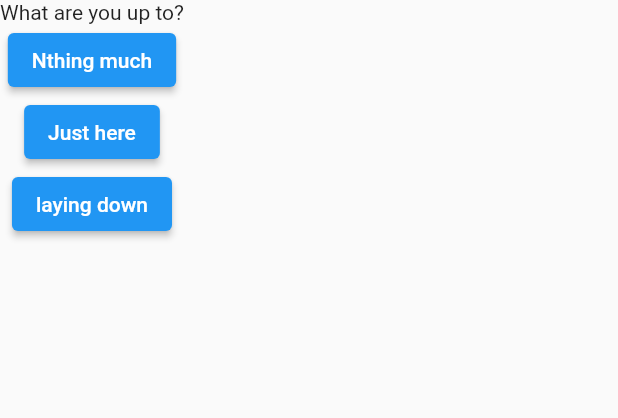
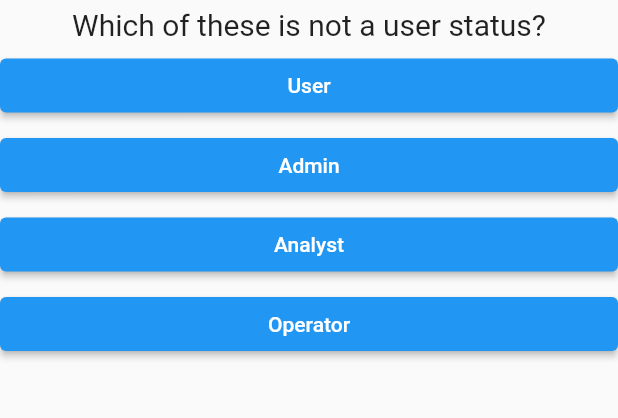
Before and after one commit to talented-vicky/quiz_app, a Flutter app: the screen it shows after launch, on a phone screen of 412 x 824 dp, the part 84-502 px from its top. Run offline on Flutter 3.47's test engine with Material 2 defaults, Android fonts, the phone set to English and light mode, and no system bars.

Commit message:
created widgets for questions, answers and the quiz itself for code readability

```diff
--- /dev/null
+++ b/lib/answer.dart
@@ -0,0 +1,20 @@
+import 'package:flutter/material.dart';
+
+class Answer extends StatelessWidget {
+  final Function answerCall;
+  final String answer;
+  // use final (a runtime const) if it won't change after it's initValue is given
+  // i.e from the point of time when the program runs/executes
+  const Answer({super.key, required this.answerCall, required this.answer});
+  // use const (a compiled time const) if the value is never changed {it implicitly
+  // (means runtime const and) turns the value to a const}
+
+  @override
+  Widget build(BuildContext context) {
+    return Container(
+      width: double.infinity,
+      margin: const EdgeInsets.only(bottom: 5),
+      child: ElevatedButton(onPressed: () => answerCall(), child: Text(answer)),
+    );
+  }
+}
--- a/lib/main.dart
+++ b/lib/main.dart
@@ -1,24 +1,59 @@
 import 'package:flutter/material.dart';
 
-// void main() {
-//   runApp(const MyApp());
-// } // function returns nth hence its type is void
+import 'package:quiz_app/quiz.dart';
+import 'package:quiz_app/result.dart';
 
 void main() => runApp(MyApp());
-
-// runApp prompts flutter to draw sth unto the screen and hence calls the
+// runApp prompts flutter to draw sth onto the screen and hence calls the
 // build function/method responsible for returning a new widget which will
 // be drawn onto the screen
-class MyApp extends StatelessWidget {
-  MyApp({super.key});
+
+class MyApp extends StatefulWidget {
+  const MyApp({super.key});
   // this is a constructor func & passing its params in {} make them optional
 
-  void answer() => print('Clicked on an answer');
-  var questions = ['What are you up to?', 'Are you coming over tonight?'];
-  var options = ['Nthing much', 'Just here', 'laying down'];
+  @override
+  State<StatefulWidget> createState() {
+    return _MyAppState();
+  }
+}
+
+class _MyAppState extends State<MyApp> {
+  var _questInt = 0;
+  final _questions = const [
+    {
+      'questHolder': 'Which of these is not a user status?',
+      'ansHolder': ['User', 'Admin', 'Analyst', 'Operator']
+    },
+    {
+      'questHolder': 'What day is independence',
+      'ansHolder': ['May 1st', 'July 4th', 'October 1st']
+    },
+    {
+      'questHolder': 'How is matter formed',
+      'ansHolder': [
+        'Big bang theory',
+        'From nothing',
+        'Atoms form them',
+        'From words'
+      ]
+    }
+  ];
+  @override
+  void _answer() {
+    setState(() {
+      _questInt += 1;
+    });
+    print('Clicked on an answer');
+  }
 
   @override
   Widget build(BuildContext context) {
+    // const stu = ['stuff', 'clash'];
+    // stu.add('new quiz question');
+
+    // var put = const ['check', 'blur', 'gonty'];
+    // put = ['faking', 'blackers'];
     return MaterialApp(
       debugShowCheckedModeBanner: false,
       home: Scaffold(
@@ -26,21 +61,13 @@ class MyApp extends StatelessWidget {
           title: const Text('Quiz App'),
           elevation: 0,
         ),
-        body: Column(children: [
-          Text(questions[0]),
-          ElevatedButton(
-            onPressed: () => answer(),
-            child: Text(options[0]),
-          ),
-          ElevatedButton(
-            onPressed: () => answer(),
-            child: Text(options[1]),
-          ),
-          ElevatedButton(
-            onPressed: () => answer(),
-            child: Text(options[2]),
-          ),
-        ]),
+        body: _questions.length > _questInt
+            ? Quiz(
+                dict: _questions,
+                counter: _questInt,
+                ans: _answer,
+              )
+            : const Result(),
       ),
     );
   }
--- /dev/null
+++ b/lib/question.dart
@@ -0,0 +1,18 @@
+import 'package:flutter/material.dart';
+
+class Question extends StatelessWidget {
+  final String quest;
+  const Question({super.key, required this.quest});
+
+  @override
+  Widget build(BuildContext context) {
+    return Container(
+      margin: const EdgeInsets.all(5),
+      alignment: Alignment.center,
+      child: Text(
+        quest,
+        style: const TextStyle(fontSize: 20),
+      ),
+    );
+  }
+}
--- /dev/null
+++ b/lib/quiz.dart
@@ -0,0 +1,28 @@
+import 'package:flutter/material.dart';
+
+import 'package:quiz_app/question.dart';
+import 'package:quiz_app/answer.dart';
+
+class Quiz extends StatelessWidget {
+  final List<Map<String, Object>> dict;
+  final int counter;
+  final Function ans;
+  const Quiz(
+      {super.key,
+      required this.counter,
+      required this.dict,
+      required this.ans});
+
+  @override
+  Widget build(BuildContext context) {
+    return Column(children: [
+      Question(quest: dict[counter]['questHolder'] as String),
+      // the spread operator takes the list and renders its component as individual
+      // items, hence we're not adding a list to a list(the Column) but the values
+      // of a list
+      ...(dict[counter]['ansHolder'] as List<String>).map((res) {
+        return Answer(answerCall: ans, answer: res);
+      }).toList(),
+    ]);
+  }
+}
--- /dev/null
+++ b/lib/result.dart
@@ -0,0 +1,10 @@
+import 'package:flutter/material.dart';
+
+class Result extends StatelessWidget {
+  const Result({super.key});
+
+  @override
+  Widget build(BuildContext context) {
+    return const Center(child: Text('Your final score is ___'));
+  }
+}
```
